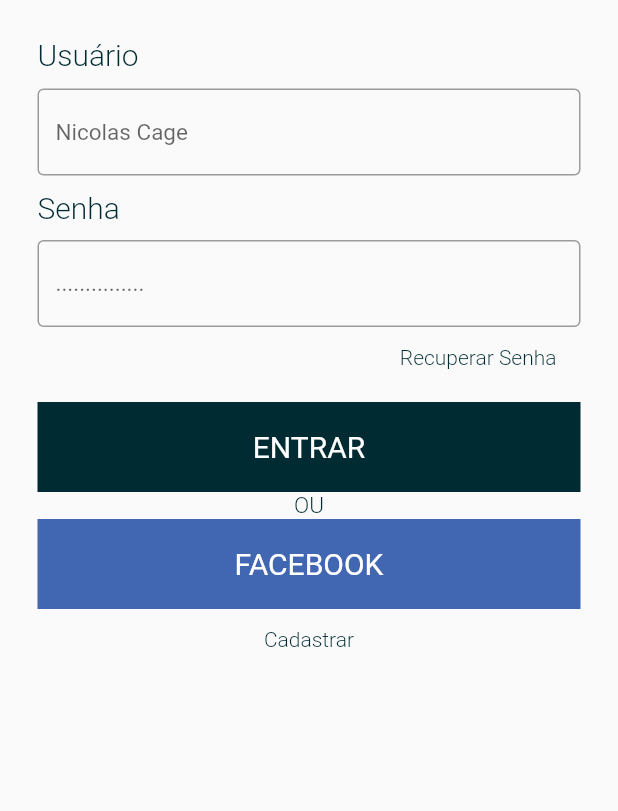
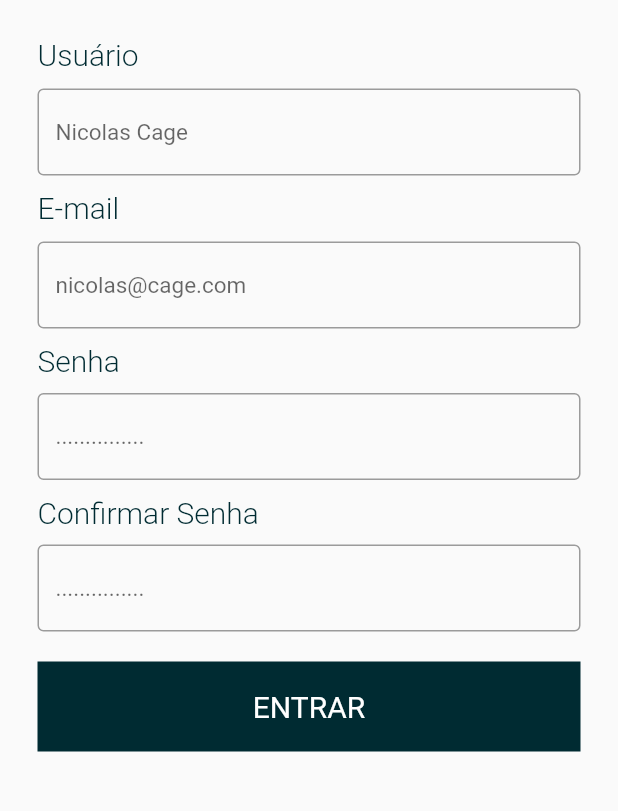
Before and after one commit to yuriyanguimaraes/fat-was, a Flutter app: the screen it shows after launch, after a tap on "Cadastrar", on a phone screen of 412 x 824 dp, the part 210-1021 px from its top. Run offline on Flutter 3.47's test engine with Material 2 defaults, Android fonts, the phone set to English and light mode, and no system bars.

Commit message:
pagina cadastrar e navegação

```diff
--- /dev/null
+++ b/lib/pages/cadastrar.dart
@@ -0,0 +1,118 @@
+import 'package:fat/widgets/login.widget.dart';
+import 'package:flutter/material.dart';
+
+class Cadastrar extends StatelessWidget {
+  @override
+  Widget build(BuildContext context) {
+    return Scaffold(
+      body: Container(
+        padding: EdgeInsets.only(top: 20, left: 25, right: 25),
+        child: ListView(
+          children: <Widget>[
+            Image.asset(
+              "assets/images/LogoFaT.png",
+              height: 120,
+            ),
+            SizedBox(
+              height: 25,
+            ),
+            Text(
+              "Usuário",
+              style: TextStyle(
+                color: Color(0xFF002B32),
+                fontWeight: FontWeight.w300,
+                fontSize: 20,
+              ),
+            ),
+            SizedBox(
+              height: 11,
+            ),
+            LoginInput(
+              placeHolder: "Nicolas Cage",
+              password: false,
+            ),
+            SizedBox(
+              height: 10,
+            ),
+            Text(
+              "E-mail",
+              style: TextStyle(
+                color: Color(0xFF002B32),
+                fontWeight: FontWeight.w300,
+                fontSize: 20,
+              ),
+            ),
+            SizedBox(
+              height: 11,
+            ),
+            LoginInput(
+              placeHolder: "nicolas@cage.com",
+              password: false,
+            ),
+            SizedBox(
+              height: 10,
+            ),
+            Text(
+              "Senha",
+              style: TextStyle(
+                color: Color(0xFF002B32),
+                fontWeight: FontWeight.w300,
+                fontSize: 20,
+              ),
+            ),
+            SizedBox(
+              height: 10,
+            ),
+            LoginInput(
+              placeHolder: "...............",
+              password: true,
+            ),
+            SizedBox(
+              height: 10,
+            ),
+            Text(
+              "Confirmar Senha",
+              style: TextStyle(
+                color: Color(0xFF002B32),
+                fontWeight: FontWeight.w300,
+                fontSize: 20,
+              ),
+            ),
+            SizedBox(
+              height: 10,
+            ),
+            LoginInput(
+              placeHolder: "...............",
+              password: true,
+            ),
+            SizedBox(
+              height: 20,
+            ),
+            Container(
+              height: 60,
+              alignment: Alignment.center,
+              decoration: BoxDecoration(color: Color(0xFF002B32)),
+              child: SizedBox.expand(
+                child: FlatButton(
+                  onPressed: (){},
+                  child: Text(
+                    "ENTRAR",
+                    style: TextStyle(
+                      fontWeight: FontWeight.w400,
+                      color: Colors.white,
+                      fontSize: 20,
+                    ),
+                    textAlign: TextAlign.center,
+                  ),
+                ),
+              ),
+            ),
+            SizedBox(
+              height: 20,
+            ),
+          ],
+        ),
+      ),
+    );
+  }
+}
--- a/lib/pages/login.dart
+++ b/lib/pages/login.dart
@@ -1,4 +1,5 @@
 //import 'package:find_a_table/widgets/input.widget.dart';
+import 'package:fat/pages/cadastrar.dart';
 import 'package:fat/pages/resetPassword.dart';
 import 'package:fat/widgets/login.widget.dart';
 import 'package:flutter/material.dart';
@@ -121,7 +122,7 @@ class Login extends StatelessWidget {
               decoration: BoxDecoration(color: Color(0xFF002B32)),
               child: SizedBox.expand(
                 child: FlatButton(
-                  onPressed: (){},
+                  onPressed: () {},
                   child: Text(
                     "ENTRAR",
                     style: TextStyle(
@@ -138,7 +139,7 @@ class Login extends StatelessWidget {
               "OU",
               style: TextStyle(
                 color: Color(0xFF002B32),
-                fontSize: 15 ,
+                fontSize: 15,
                 fontWeight: FontWeight.w300,
               ),
               textAlign: TextAlign.center,
@@ -149,7 +150,7 @@ class Login extends StatelessWidget {
               decoration: BoxDecoration(color: Color(0xFF4167b2)),
               child: SizedBox.expand(
                 child: FlatButton(
-                  onPressed: (){},
+                  onPressed: () {},
                   child: Text(
                     "FACEBOOK",
                     style: TextStyle(
@@ -174,7 +175,14 @@ class Login extends StatelessWidget {
                     fontWeight: FontWeight.w300,
                   ),
                 ),
-                onPressed: () {},
+                onPressed: () {
+                  Navigator.push(
+                    context,
+                    MaterialPageRoute(
+                      builder: (context) => Cadastrar(),
+                    ),
+                  );
+                },
               ),
             ),
           ],
```
